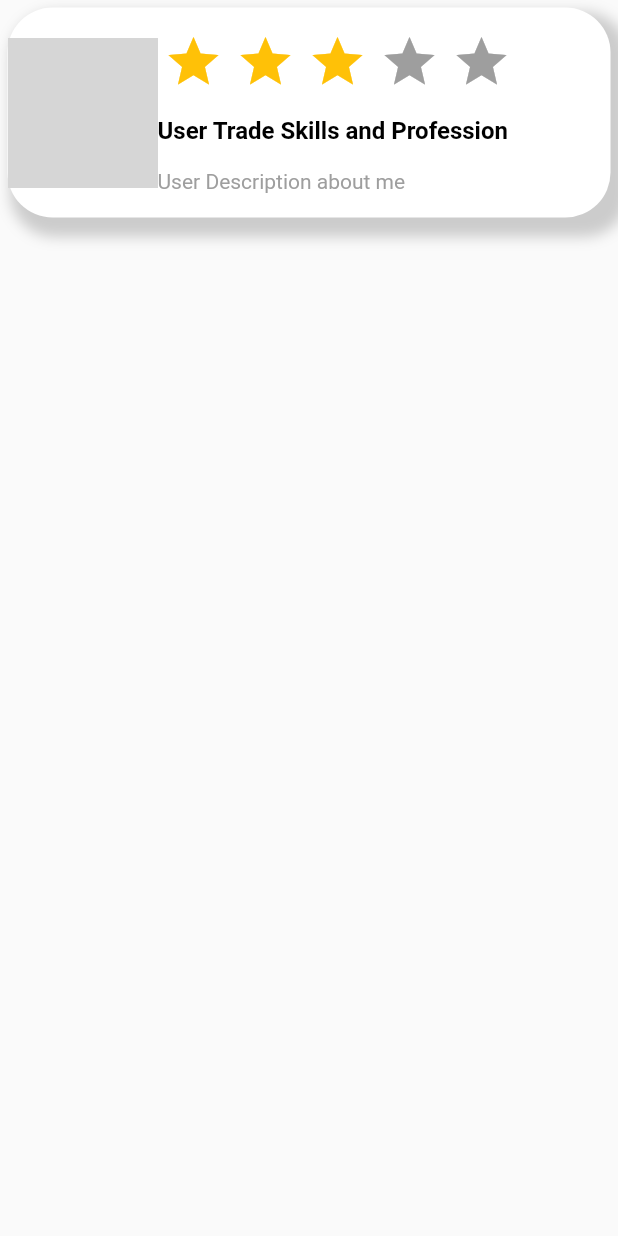
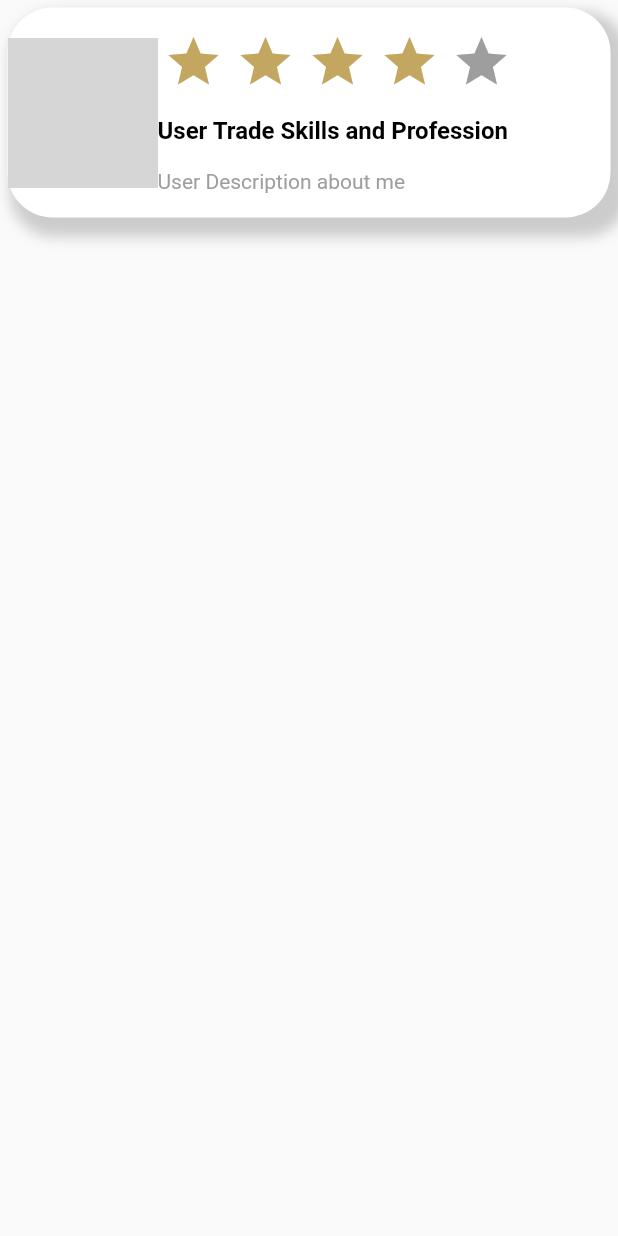
Before and after one commit to Chr0n0sXIII/HSA, a Flutter app: the UserTile widget shown alone on an empty page, opened directly, on a phone screen of 412 x 824 dp. Run offline on Flutter 3.47's test engine with Material 2 defaults, Android fonts, the phone set to English and light mode, and no system bars; drawn by our look-alikes of flutter_rating_bar; our stand-ins replace device_preview; grey boxes are pictures that could not be loaded.

Commit message:
add color to rating to match theme

```diff
--- a/lib/views/widgets/homeView_TileClusterWidget.dart
+++ b/lib/views/widgets/homeView_TileClusterWidget.dart
@@ -68,7 +68,7 @@ class _UserTileState extends State<UserTile> {
               crossAxisAlignment: CrossAxisAlignment.start,
               children: [
                 RatingBar.builder(
-                  initialRating: 3,
+                  initialRating: 4,
                   minRating: 1,
                   direction: Axis.horizontal,
                   allowHalfRating: true,
@@ -76,7 +76,7 @@ class _UserTileState extends State<UserTile> {
                   itemPadding: EdgeInsets.symmetric(horizontal: 4.0),
                   itemBuilder: (context, _) => Icon(
                     Icons.star,
-                    color: Colors.amber,
+                    color: Color.fromRGBO(195, 166, 96, 1),
                   ),
                   onRatingUpdate: (rating) {
                     print(rating);
```
